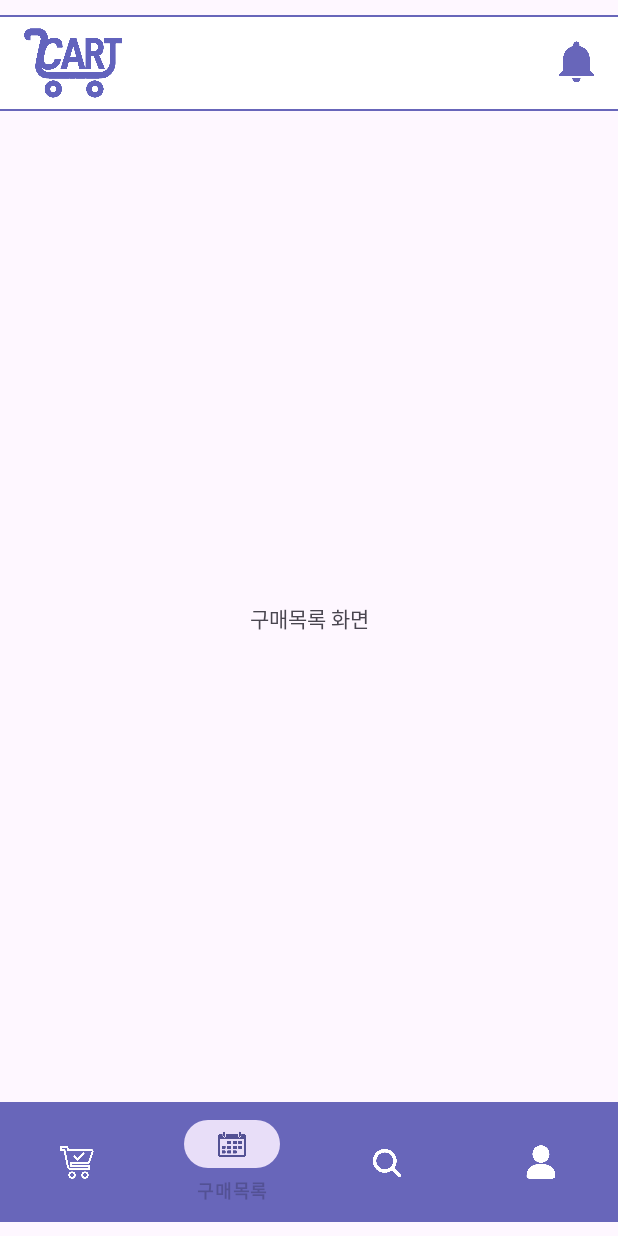
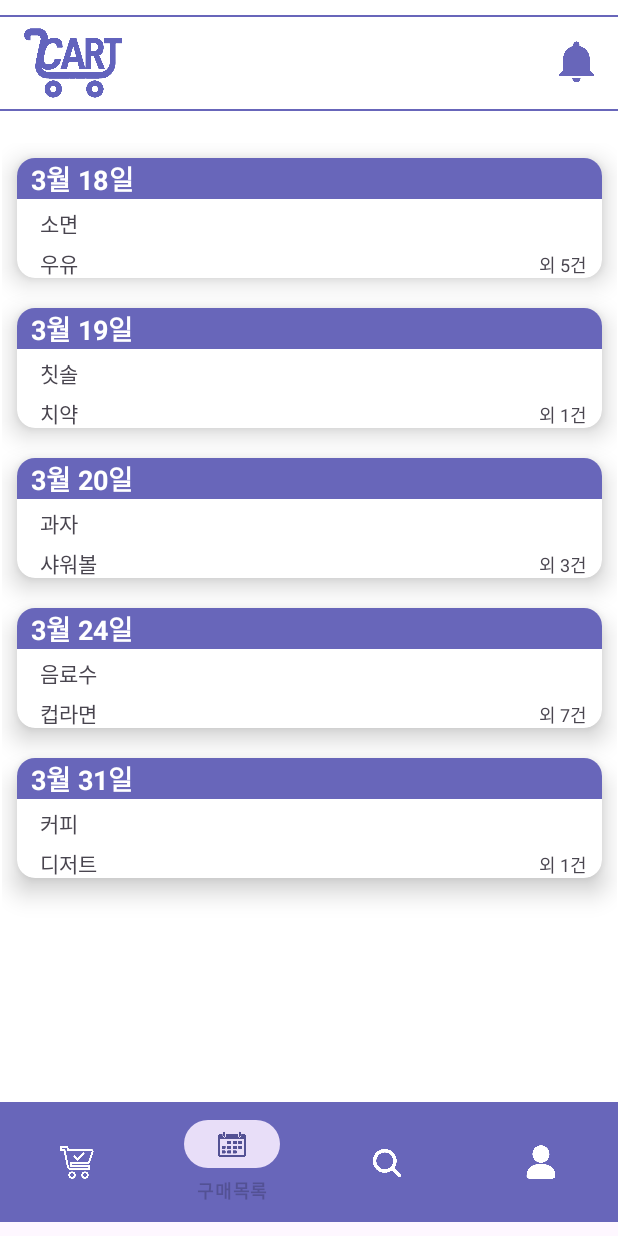
Before and after one commit to YR0Kim/WhatsInMyCart, an Android app: the screen it shows after launch (MainActivity), item 2 of the bottom bar chosen, on a phone screen of 412 x 824 dp. Run offline under Robolectric (Android 15) with nearby library versions, the phone set to English and light mode, and no system bars.

Commit message:
구매목록 리사이클러 카드뷰 생성

```diff
--- a/app/build.gradle.kts
+++ b/app/build.gradle.kts
@@ -47,4 +47,5 @@ dependencies {
     testImplementation(libs.junit)
     androidTestImplementation(libs.androidx.junit)
     androidTestImplementation(libs.androidx.espresso.core)
+    implementation("androidx.cardview:cardview:1.0.0")
 }
--- a/app/src/main/java/com/example/whatsinmycart/ListFragment.kt
+++ b/app/src/main/java/com/example/whatsinmycart/ListFragment.kt
@@ -3,57 +3,73 @@ package com.example.whatsinmycart
 import android.os.Bundle
 import androidx.fragment.app.Fragment
 import android.view.LayoutInflater
+import android.view.TextureView
 import android.view.View
 import android.view.ViewGroup
+import android.widget.TextView
+import androidx.recyclerview.widget.LinearLayoutManager
+import androidx.recyclerview.widget.RecyclerView
+import com.example.whatsinmycart.databinding.FragmentListBinding
+import com.example.whatsinmycart.databinding.ListItemBinding
 
-// TODO: Rename parameter arguments, choose names that match
-// the fragment initialization parameters, e.g. ARG_ITEM_NUMBER
-private const val ARG_PARAM1 = "param1"
-private const val ARG_PARAM2 = "param2"
+class ListFragment : Fragment() {
 
-/**
- * A simple [Fragment] subclass.
- * Use the [ListFragment.newInstance] factory method to
- * create an instance of this fragment.
- */
-class ListFragment : Fragment() {
-    // TODO: Rename and change types of parameters
-    private var param1: String? = null
-    private var param2: String? = null
+    data class CardModel(
+        val shopping_date: String,
+        val shopping_data1: String,
+        val shopping_data2: String,
+        val total_size: String
+    )
 
-    override fun onCreate(savedInstanceState: Bundle?) {
-        super.onCreate(savedInstanceState)
-        arguments?.let {
-            param1 = it.getString(ARG_PARAM1)
-            param2 = it.getString(ARG_PARAM2)
+    private lateinit var binding: FragmentListBinding
+
+    override fun onCreateView(inflater: LayoutInflater, container: ViewGroup?, savedInstanceState: Bundle?): View? {
+        super.onCreateView(inflater, container, savedInstanceState)
+        binding = FragmentListBinding.inflate(inflater, container, false)
+
+        val itemList = mutableListOf<CardModel>()
+
+        itemList.add(CardModel("  3월 18일", "소면", "우유", "외 5건"))
+        itemList.add(CardModel("  3월 19일", "칫솔", "치약", "외 1건"))
+        itemList.add(CardModel("  3월 20일", "과자", "샤워볼", "외 3건"))
+        itemList.add(CardModel("  3월 24일", "음료수", "컵라면", "외 7건"))
+        itemList.add(CardModel("  3월 31일", "커피", "디저트", "외 1건"))
+
+        binding.listview.layoutManager = LinearLayoutManager(requireContext())
+        val adapter = CardviewAdapter(itemList)
+        binding.listview.adapter = adapter
+
+        return binding.root
+    }
+}
+
+
+
+class CardviewAdapter(val items: MutableList<ListFragment.CardModel>) : RecyclerView.Adapter<CardviewAdapter.CardViewHolder>() {
+    override fun onCreateViewHolder(parent: ViewGroup, viewType: Int): CardviewAdapter.CardViewHolder {
+        val v = LayoutInflater.from(parent.context).inflate(R.layout.list_item, parent, false)
+        return CardViewHolder(v)
+    }
+
+    override fun onBindViewHolder(holder: CardviewAdapter.CardViewHolder, position: Int) {
+        holder.bindItems(items[position])
+    }
+
+    override fun getItemCount(): Int {
+        return items.count()
+    }
+
+    inner class CardViewHolder(itemView: View) : RecyclerView.ViewHolder(itemView) {
+        fun bindItems(items: ListFragment.CardModel) {
+            val shopping_date = itemView.findViewById<TextView>(R.id.shopping_date)
+            val shopping_data1 = itemView.findViewById<TextView>(R.id.shopping_data1)
+            val shopping_data2 = itemView.findViewById<TextView>(R.id.shopping_data2)
+            val total_size = itemView.findViewById<TextView>(R.id.total_size)
+
+            shopping_date.text = items.shopping_date
+            shopping_data1.text = items.shopping_data1
+            shopping_data2.text = items.shopping_data2
+            total_size.text = items.total_size
         }
     }
-
-    override fun onCreateView(
-        inflater: LayoutInflater, container: ViewGroup?,
-        savedInstanceState: Bundle?
-    ): View? {
-        // Inflate the layout for this fragment
-        return inflater.inflate(R.layout.fragment_list, container, false)
-    }
-
-    companion object {
-        /**
-         * Use this factory method to create a new instance of
-         * this fragment using the provided parameters.
-         *
-         * @param param1 Parameter 1.
-         * @param param2 Parameter 2.
-         * @return A new instance of fragment ListFragment.
-         */
-        // TODO: Rename and change types and number of parameters
-        @JvmStatic
-        fun newInstance(param1: String, param2: String) =
-            ListFragment().apply {
-                arguments = Bundle().apply {
-                    putString(ARG_PARAM1, param1)
-                    putString(ARG_PARAM2, param2)
-                }
-            }
-    }
 }
--- a/app/src/main/res/layout/fragment_cart.xml
+++ b/app/src/main/res/layout/fragment_cart.xml
@@ -14,7 +14,7 @@
         <androidx.recyclerview.widget.RecyclerView
             android:id="@+id/cartview"
             android:layout_width="410dp"
-            android:layout_height="651dp"
+            android:layout_height="650dp"
             android:layout_marginTop="95dp"
             android:layout_weight="1"
             app:layout_constraintEnd_toEndOf="parent"
--- a/app/src/main/res/layout/fragment_list.xml
+++ b/app/src/main/res/layout/fragment_list.xml
@@ -1,15 +1,26 @@
 <?xml version="1.0" encoding="utf-8"?>
 <FrameLayout xmlns:android="http://schemas.android.com/apk/res/android"
+    xmlns:app="http://schemas.android.com/apk/res-auto"
     xmlns:tools="http://schemas.android.com/tools"
     android:layout_width="match_parent"
     android:layout_height="match_parent"
     tools:context=".ListFragment">
 
-    <!-- TODO: Update blank fragment layout -->
-    <TextView
+    <androidx.constraintlayout.widget.ConstraintLayout
         android:layout_width="match_parent"
-        android:layout_height="match_parent"
-        android:gravity="center"
-        android:text="구매목록 화면" />
+        android:layout_height="750dp"
+        android:background="@color/white">
+
+        <androidx.recyclerview.widget.RecyclerView
+            android:id="@+id/listview"
+            android:layout_width="410dp"
+            android:layout_height="650dp"
+            android:layout_marginTop="95dp"
+            android:layout_weight="1"
+            app:layout_constraintEnd_toEndOf="parent"
+            app:layout_constraintStart_toStartOf="parent"
+            app:layout_constraintTop_toTopOf="parent" />
+
+    </androidx.constraintlayout.widget.ConstraintLayout>
 
 </FrameLayout>
--- /dev/null
+++ b/app/src/main/res/layout/list_item.xml
@@ -0,0 +1,66 @@
+<?xml version="1.0" encoding="utf-8"?>
+<androidx.cardview.widget.CardView xmlns:android="http://schemas.android.com/apk/res/android"
+    xmlns:app="http://schemas.android.com/apk/res-auto"
+    android:id="@+id/cardView"
+    android:layout_width="match_parent"
+    android:layout_height="80dp"
+    android:layout_margin="10dp"
+    app:cardCornerRadius="12dp"
+    app:cardElevation="10dp">
+
+    <LinearLayout
+        android:layout_width="match_parent"
+        android:layout_height="match_parent"
+        android:orientation="vertical">
+
+        <TextView
+            android:id="@+id/shopping_date"
+            android:layout_width="match_parent"
+            android:layout_height="wrap_content"
+            android:text="   쇼핑 일자"
+            android:background="@color/lavender"
+            android:textColor="@color/white"
+            android:textSize="18sp"
+            android:textStyle="bold"/>
+
+
+        <TextView
+            android:id="@+id/shopping_data1"
+            android:layout_width="match_parent"
+            android:layout_height="wrap_content"
+            android:text="산 것1"
+            android:textSize="14sp"
+            android:layout_marginLeft="15dp"
+            android:layout_marginTop="5dp" />
+
+        <LinearLayout
+            android:layout_width="match_parent"
+            android:layout_height="match_parent"
+            android:orientation="horizontal" >
+
+            <TextView
+                android:id="@+id/shopping_data2"
+                android:layout_width="wrap_content"
+                android:layout_height="wrap_content"
+                android:text="산 것 2"
+                android:textSize="14sp"
+                android:layout_marginLeft="15dp"
+                android:layout_marginTop="5dp" />
+
+            <View
+                android:layout_width="0dp"
+                android:layout_height="0dp"
+                android:layout_weight="1"/>
+
+            <TextView
+                android:id="@+id/total_size"
+                android:layout_width="wrap_content"
+                android:layout_height="wrap_content"
+                android:text="외 4건"
+                android:textSize="12sp"
+                android:layout_marginTop="5dp"
+                android:layout_marginRight="10dp" />
+        </LinearLayout>
+
+    </LinearLayout>
+</androidx.cardview.widget.CardView>
```
